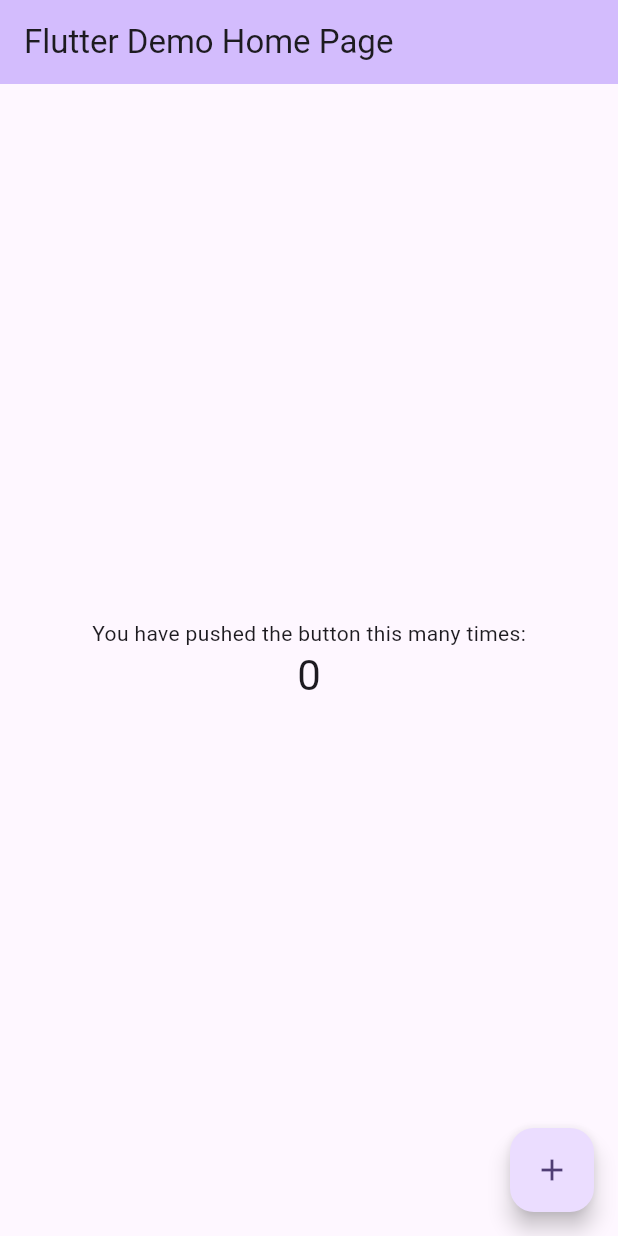
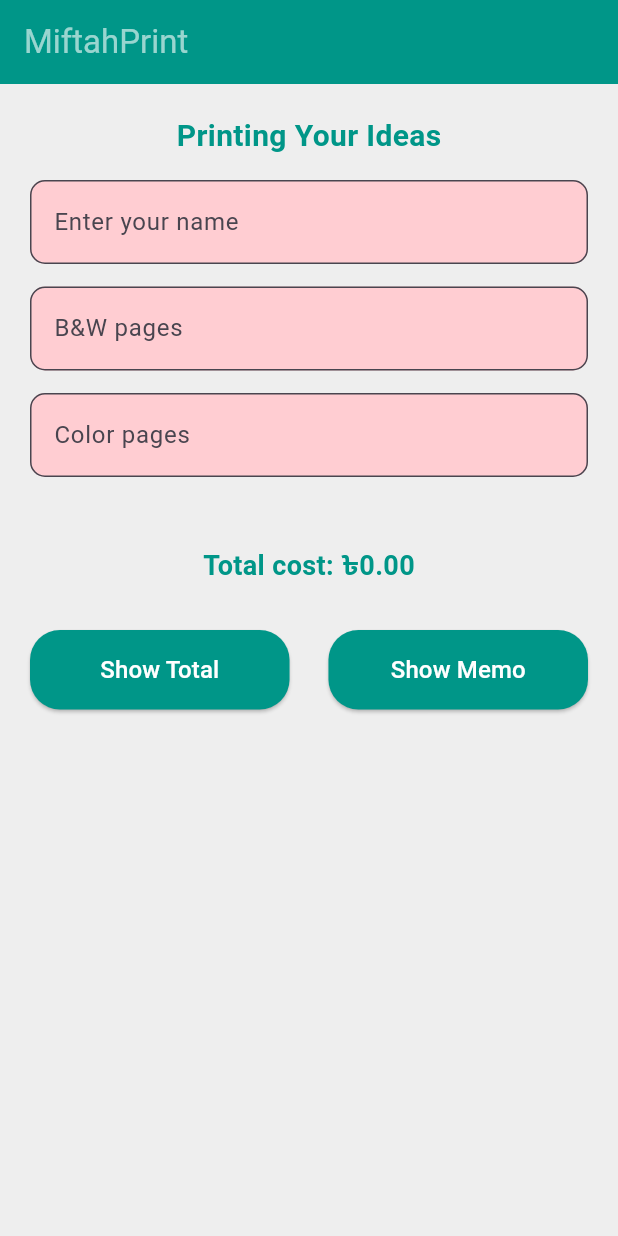
Before and after one commit to miftahulislam2023/miftahprint, a Flutter app: the screen it shows after launch, on a phone screen of 412 x 824 dp. Run offline on Flutter 3.47's test engine with Material 3 defaults, Android fonts, the phone set to English and light mode, and no system bars.

Commit message:
before memory done almost

```diff
--- a/lib/main.dart
+++ b/lib/main.dart
@@ -1,4 +1,7 @@
 import 'package:flutter/material.dart';
+import 'package:miftahprint/screens/homepage.dart';
+import 'package:miftahprint/screens/memo.dart';
+import 'package:miftahprint/utils/app_routes.dart';
 
 void main() {
   runApp(const MyApp());
@@ -7,119 +10,14 @@
 class MyApp extends StatelessWidget {
   const MyApp({super.key});
 
-  // This widget is the root of your application.
+//ctrl alt ; -> emoji
   @override
   Widget build(BuildContext context) {
     return MaterialApp(
-      title: 'Flutter Demo',
-      theme: ThemeData(
-        // This is the theme of your application.
-        //
-        // TRY THIS: Try running your application with "flutter run". You'll see
-        // the application has a purple toolbar. Then, without quitting the app,
-        // try changing the seedColor in the colorScheme below to Colors.green
-        // and then invoke "hot reload" (save your changes or press the "hot
-        // reload" button in a Flutter-supported IDE, or press "r" if you used
-        // the command line to start the app).
-        //
-        // Notice that the counter didn't reset back to zero; the application
-        // state is not lost during the reload. To reset the state, use hot
-        // restart instead.
-        //
-        // This works for code too, not just values: Most code changes can be
-        // tested with just a hot reload.
-        colorScheme: ColorScheme.fromSeed(seedColor: Colors.deepPurple),
-        useMaterial3: true,
-      ),
-      home: const MyHomePage(title: 'Flutter Demo Home Page'),
-    );
+        debugShowCheckedModeBanner: false,
+        home: const HomePage(),
+        routes: {
+          AppRoutes.memo: (context) => const Memo(),
+        });
   }
 }
-
-class MyHomePage extends StatefulWidget {
-  const MyHomePage({super.key, required this.title});
-
-  // This widget is the home page of your application. It is stateful, meaning
-  // that it has a State object (defined below) that contains fields that affect
-  // how it looks.
-
-  // This class is the configuration for the state. It holds the values (in this
-  // case the title) provided by the parent (in this case the App widget) and
-  // used by the build method of the State. Fields in a Widget subclass are
-  // always marked "final".
-
-  final String title;
-
-  @override
-  State<MyHomePage> createState() => _MyHomePageState();
-}
-
-class _MyHomePageState extends State<MyHomePage> {
-  int _counter = 0;
-
-  void _incrementCounter() {
-    setState(() {
-      // This call to setState tells the Flutter framework that something has
-      // changed in this State, which causes it to rerun the build method below
-      // so that the display can reflect the updated values. If we changed
-      // _counter without calling setState(), then the build method would not be
-      // called again, and so nothing would appear to happen.
-      _counter++;
-    });
-  }
-
-  @override
-  Widget build(BuildContext context) {
-    // This method is rerun every time setState is called, for instance as done
-    // by the _incrementCounter method above.
-    //
-    // The Flutter framework has been optimized to make rerunning build methods
-    // fast, so that you can just rebuild anything that needs updating rather
-    // than having to individually change instances of widgets.
-    return Scaffold(
-      appBar: AppBar(
-        // TRY THIS: Try changing the color here to a specific color (to
-        // Colors.amber, perhaps?) and trigger a hot reload to see the AppBar
-        // change color while the other colors stay the same.
-        backgroundColor: Theme.of(context).colorScheme.inversePrimary,
-        // Here we take the value from the MyHomePage object that was created by
-        // the App.build method, and use it to set our appbar title.
-        title: Text(widget.title),
-      ),
-      body: Center(
-        // Center is a layout widget. It takes a single child and positions it
-        // in the middle of the parent.
-        child: Column(
-          // Column is also a layout widget. It takes a list of children and
-          // arranges them vertically. By default, it sizes itself to fit its
-          // children horizontally, and tries to be as tall as its parent.
-          //
-          // Column has various properties to control how it sizes itself and
-          // how it positions its children. Here we use mainAxisAlignment to
-          // center the children vertically; the main axis here is the vertical
-          // axis because Columns are vertical (the cross axis would be
-          // horizontal).
-          //
-          // TRY THIS: Invoke "debug painting" (choose the "Toggle Debug Paint"
-          // action in the IDE, or press "p" in the console), to see the
-          // wireframe for each widget.
-          mainAxisAlignment: MainAxisAlignment.center,
-          children: <Widget>[
-            const Text(
-              'You have pushed the button this many times:',
-            ),
-            Text(
-              '$_counter',
-              style: Theme.of(context).textTheme.headlineMedium,
-            ),
-          ],
-        ),
-      ),
-      floatingActionButton: FloatingActionButton(
-        onPressed: _incrementCounter,
-        tooltip: 'Increment',
-        child: const Icon(Icons.add),
-      ), // This trailing comma makes auto-formatting nicer for build methods.
-    );
-  }
-}
--- /dev/null
+++ b/lib/screens/homepage.dart
@@ -0,0 +1,119 @@
+import 'package:flutter/material.dart';
+import 'package:miftahprint/utils/app_routes.dart';
+import 'package:miftahprint/widgets/button.dart';
+import 'package:miftahprint/widgets/input_text.dart';
+
+class HomePage extends StatefulWidget {
+  const HomePage({super.key});
+
+  @override
+  State<HomePage> createState() => _HomePageState();
+}
+
+class _HomePageState extends State<HomePage> {
+  // Initialize TextEditingControllers
+  final TextEditingController nameController = TextEditingController();
+  final TextEditingController bwPageController = TextEditingController();
+  final TextEditingController colorPageController = TextEditingController();
+
+  String result = "Total cost: ৳0.00";
+  void showResult() {
+    // Parse the inputs, defaulting to 0 if input is empty
+    int bwPages = int.tryParse(bwPageController.text) ?? 0;
+    int colorPages = int.tryParse(colorPageController.text) ?? 0;
+    double totalCost = (bwPages * 1.75) + (colorPages * 2.5);
+    setState(() {
+      result = "Total cost: ৳${totalCost.toStringAsFixed(2)}";
+    });
+  }
+
+  void showMemo() {
+    String name = nameController.text.toString();
+    int bwPages = int.tryParse(bwPageController.text) ?? 0;
+    int colorPages = int.tryParse(colorPageController.text) ?? 0;
+    double totalCost = (bwPages * 1.75) + (colorPages * 2.5);
+    Navigator.pushNamed(context, AppRoutes.memo, arguments: {
+      'name': name,
+      'blackAndWhitePages': bwPages,
+      'colorPages': colorPages,
+      'totalCost': totalCost,
+    });
+  }
+
+  @override
+  void dispose() {
+    // Dispose controllers when the widget is disposed
+    nameController.dispose();
+    bwPageController.dispose();
+    colorPageController.dispose();
+    super.dispose();
+  }
+
+  @override
+  Widget build(BuildContext context) {
+    return Scaffold(
+      backgroundColor: Colors.grey[200],
+      appBar: AppBar(
+        title: const Text(
+          "MiftahPrint",
+          style: TextStyle(color: Colors.white60),
+        ),
+        backgroundColor: Colors.teal[500],
+      ),
+      body: Container(
+        padding: const EdgeInsets.all(20),
+        child: ListView(
+          children: [
+            const Center(
+              child: Text(
+                "Printing Your Ideas",
+                style: TextStyle(
+                  fontSize: 20,
+                  fontWeight: FontWeight.w600,
+                  color: Colors.teal,
+                ),
+              ),
+            ),
+            const SizedBox(height: 15),
+            InputText(hint: "Enter your name", controller: nameController),
+            InputText(
+              controller: bwPageController,
+              hint: "B&W pages",
+              keyBoardType: TextInputType.number,
+            ),
+            InputText(
+              hint: "Color pages",
+              controller: colorPageController,
+              keyBoardType: TextInputType.number,
+            ),
+            const SizedBox(height: 30),
+            Center(
+              child: Text(
+                result,
+                style: const TextStyle(
+                  fontSize: 18,
+                  color: Colors.teal,
+                  fontWeight: FontWeight.bold,
+                ),
+              ),
+            ),
+            const SizedBox(height: 30),
+            Row(
+              children: [
+                Button(
+                  onPressed: showResult,
+                  buttonText: 'Show Total',
+                ),
+                Expanded(child: Container()),
+                Button(
+                  onPressed: showMemo,
+                  buttonText: 'Show Memo',
+                ),
+              ],
+            ),
+          ],
+        ),
+      ),
+    );
+  }
+}
--- /dev/null
+++ b/lib/screens/memo.dart
@@ -0,0 +1,65 @@
+import 'package:flutter/material.dart';
+import 'package:intl/intl.dart'; // Add this for formatting the date and time
+
+class Memo extends StatefulWidget {
+  const Memo({super.key});
+
+  @override
+  State<Memo> createState() => _MemoState();
+}
+
+class _MemoState extends State<Memo> {
+  String getFormattedDateTime() {
+    final DateTime now = DateTime.now();
+    final DateFormat formatter = DateFormat('dd-MM-yyyy HH:mm');
+    return formatter.format(now);
+  }
+
+  @override
+  Widget build(BuildContext context) {
+    // Retrieve arguments
+    final args =
+        ModalRoute.of(context)!.settings.arguments as Map<String, dynamic>;
+    final String name = args['name'];
+    final int blackAndWhitePages = args['blackAndWhitePages'];
+    final int colorPages = args['colorPages'];
+    final double totalCost = args['totalCost'];
+
+    return Scaffold(
+      appBar: AppBar(
+        iconTheme: const IconThemeData(color: Colors.white),
+        title: const Text(
+          "Memo",
+          style: TextStyle(color: Colors.white),
+        ),
+        backgroundColor: Colors.teal[500],
+      ),
+      body: Padding(
+        padding: const EdgeInsets.all(15.0),
+        child: Column(
+          crossAxisAlignment: CrossAxisAlignment.start,
+          children: [
+            const Text(
+              "MiftahPrint Memo",
+              style: TextStyle(fontSize: 22, fontWeight: FontWeight.bold),
+            ),
+            const SizedBox(height: 10),
+            Text("Name: $name", style: const TextStyle(fontSize: 18)),
+            const SizedBox(height: 5),
+            Text("Black & White Pages: ${blackAndWhitePages}×1.75৳ = ${blackAndWhitePages*1.75}৳",
+                style: const TextStyle(fontSize: 18)),
+            const SizedBox(height: 5),
+            Text("Color Pages: ${colorPages}×2.5৳ = ${colorPages*2.5}৳",
+                style: const TextStyle(fontSize: 18)),
+            const SizedBox(height: 5),
+            Text("Total Cost: $totalCost৳",
+                style: const TextStyle(fontSize: 18)),
+            const SizedBox(height: 20),
+            Text("Date & Time: ${getFormattedDateTime()}",
+                style: const TextStyle(fontSize: 16, color: Colors.grey)),
+          ],
+        ),
+      ),
+    );
+  }
+}
--- /dev/null
+++ b/lib/utils/app_routes.dart
@@ -0,0 +1,3 @@
+class AppRoutes {
+  static const String memo = "/memo";
+}
--- /dev/null
+++ b/lib/widgets/button.dart
@@ -0,0 +1,30 @@
+import 'package:flutter/material.dart';
+
+class Button extends StatelessWidget {
+  final VoidCallback onPressed;
+  final String buttonText;
+
+  const Button({super.key, required this.onPressed, required this.buttonText});
+
+  @override
+  Widget build(BuildContext context) {
+    return ElevatedButton(
+      onPressed: onPressed,
+      style: ElevatedButton.styleFrom(
+        fixedSize: Size.fromWidth(MediaQuery.sizeOf(context).width * .42),
+        backgroundColor: Colors.teal,
+        padding: const EdgeInsets.symmetric(vertical: 15, horizontal: 10),
+        shape: RoundedRectangleBorder(
+          borderRadius: BorderRadius.circular(20),
+        ),
+      ),
+      child: Text(
+        buttonText,
+        style: const TextStyle(
+          fontSize: 16,
+          color: Colors.white,
+        ),
+      ),
+    );
+  }
+}
--- /dev/null
+++ b/lib/widgets/input_text.dart
@@ -0,0 +1,48 @@
+import 'package:flutter/material.dart';
+
+class InputText extends StatefulWidget {
+  final TextEditingController controller;
+  final String hint;
+  final TextInputType keyBoardType;
+
+  const InputText(
+      {super.key,
+      required this.hint,
+      required this.controller,
+      this.keyBoardType = TextInputType.text});
+
+  @override
+  State<InputText> createState() => _InputTextState();
+}
+
+class _InputTextState extends State<InputText> {
+  @override
+  void initState() {
+    super.initState();
+    widget.controller.addListener(() {
+      setState(() {});
+    });
+  }
+
+  @override
+  Widget build(BuildContext context) {
+    final bool isEmpty = widget.controller.text.isEmpty;
+    return Column(
+      children: [
+        TextField(
+          controller: widget.controller,
+          decoration: InputDecoration(
+            hintText: widget.hint,
+            filled: true,
+            fillColor: isEmpty ? Colors.red[100] : Colors.white,
+            border: OutlineInputBorder(
+              borderRadius: BorderRadius.circular(10),
+            ),
+          ),
+          keyboardType: widget.keyBoardType,
+        ),
+        const SizedBox(height: 15),
+      ],
+    );
+  }
+}
--- a/pubspec.yaml
+++ b/pubspec.yaml
@@ -30,6 +30,7 @@ environment:
 dependencies:
   flutter:
     sdk: flutter
+  intl: ^0.17.0
 
 
   # The following adds the Cupertino Icons font to your application.
```
Also changed, not shown: pubspec.lock.
